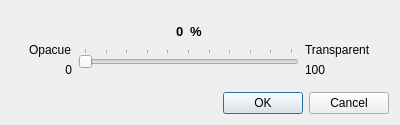
First picture: the form in baramSnappy/view/display_control/opacity_dialog.ui, repository nextfoam/baram, before the edit.
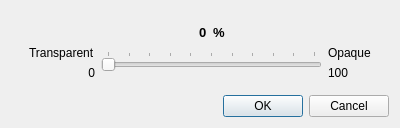
Second picture: the form after the edit.

Diff of the .ui file:
```diff
--- a/baramSnappy/view/display_control/opacity_dialog.ui
+++ b/baramSnappy/view/display_control/opacity_dialog.ui
@@ -7,7 +7,7 @@
     <x>0</x>
     <y>0</y>
     <width>400</width>
-    <height>125</height>
+    <height>128</height>
    </rect>
   </property>
   <property name="windowTitle">
@@ -45,7 +45,7 @@
          <item>
           <widget class="QLabel" name="label">
            <property name="text">
-            <string>Opacue</string>
+            <string>Transparent</string>
            </property>
           </widget>
          </item>
@@ -203,7 +203,7 @@
          <item>
           <widget class="QLabel" name="label_4">
            <property name="text">
-            <string>Transparent</string>
+            <string>Opaque</string>
            </property>
           </widget>
          </item>
```
